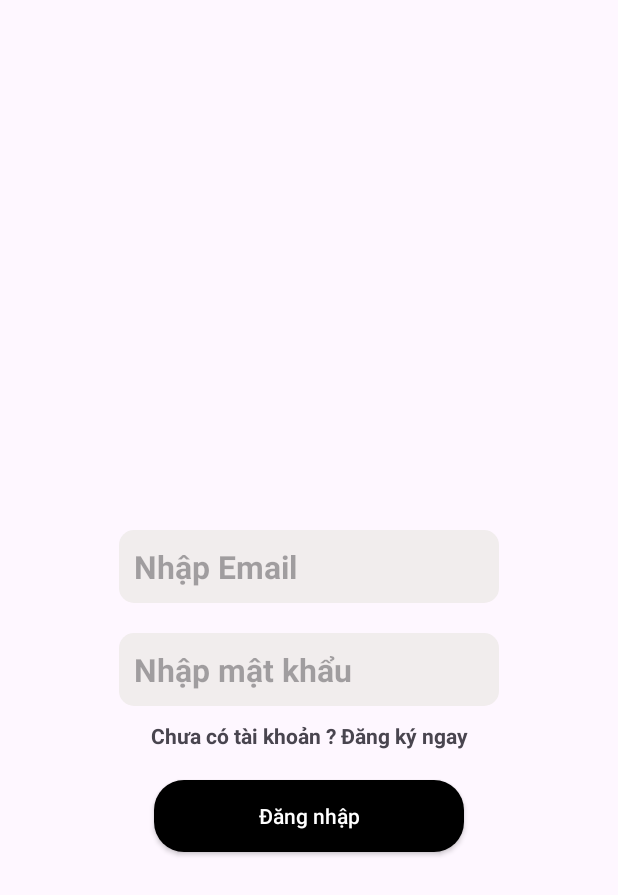
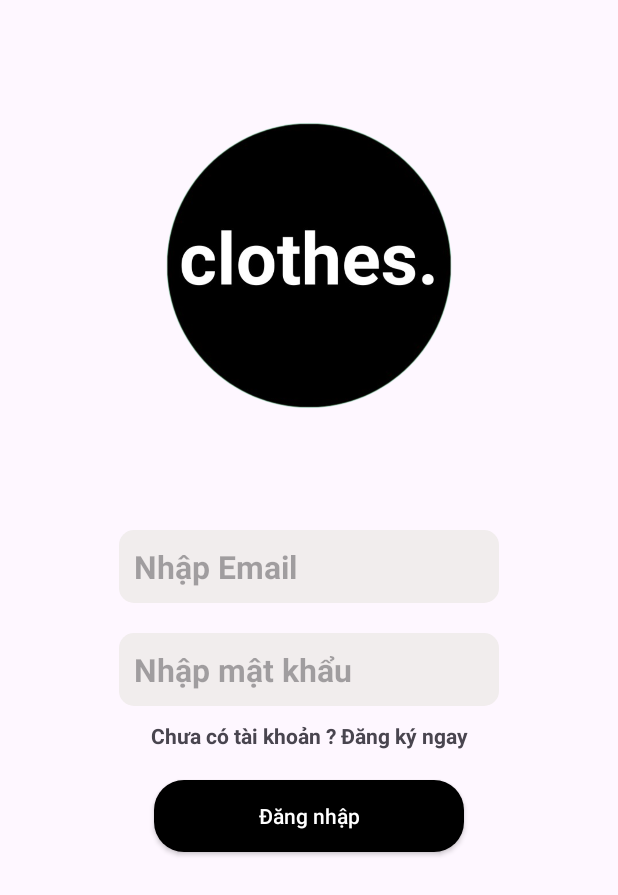
Before and after one commit to thanhhuydoan2002/Clothes_Store, an Android app: the screen it shows after launch (MainActivity), on a phone screen of 412 x 824 dp. Shown: the top 895 px of the screen. Run offline under Robolectric (Android 15) with nearby library versions, the phone set to English and light mode, and no system bars; our stand-ins replace Firebase (no records; nobody signed in at launch, a user with empty details on screens opened directly), navigation-ui.

Commit message:
logo updated

```diff
--- a/app/src/main/java/com/example/tools_store_app/CartFragment.kt
+++ b/app/src/main/java/com/example/tools_store_app/CartFragment.kt
@@ -10,8 +10,8 @@ import android.view.View
 import androidx.fragment.app.Fragment
 import androidx.navigation.Navigation
 import androidx.recyclerview.widget.LinearLayoutManager
+import com.example.tools_store_app.databinding.CartFragmentBinding
 import com.example.tools_store_app.rvadapters.CartAdapter
-import com.example.tools_store_app.databinding.CartFragmentBinding
 import com.google.firebase.auth.FirebaseAuth
 import com.google.firebase.firestore.ktx.firestore
 import com.google.firebase.firestore.ktx.toObject
--- a/app/src/main/java/com/example/tools_store_app/DetailsFragment.kt
+++ b/app/src/main/java/com/example/tools_store_app/DetailsFragment.kt
@@ -75,7 +75,7 @@ class DetailsFragment : Fragment(R.layout.product_details_fragment), SizeOnClick
                             orderName = products.name!!
                             orderPrice = products.price!!
 
-                            binding.tvDetailsProductPrice.text = "${products.price}VND"
+                            binding.tvDetailsProductPrice.text = "${products.price} VND"
                             binding.tvDetailsProductName.text = "${products.brand} ${products.name}"
                             binding.tvDetailsProductDescription.text = products.description
                         }
--- a/app/src/main/java/com/example/tools_store_app/rvadapters/LikeAdapter.kt
+++ b/app/src/main/java/com/example/tools_store_app/rvadapters/LikeAdapter.kt
@@ -30,7 +30,7 @@ class LikeAdapter(
     override fun onBindViewHolder(holder: ViewHolder, position: Int) {
         val currentItem = list[position]
         holder.binding.tvNameTeeDisplayItem.text = "${currentItem.brand} ${currentItem.name}"
-        holder.binding.tvPriceTeeDisplayItem.text = "${currentItem.price}VND"
+        holder.binding.tvPriceTeeDisplayItem.text = "${currentItem.price} VND"
         holder.binding.btnLike.backgroundTintList = ColorStateList.valueOf(Color.RED)
 
 
--- a/app/src/main/java/com/example/tools_store_app/rvadapters/TeeDisplayAdapter.kt
+++ b/app/src/main/java/com/example/tools_store_app/rvadapters/TeeDisplayAdapter.kt
@@ -31,7 +31,7 @@ class TeeDisplayAdapter(
     override fun onBindViewHolder(holder: ViewHolder, position: Int) {
         val currentItem = list[position]
         holder.binding.tvNameTeeDisplayItem.text = "${currentItem.brand} ${currentItem.name}"
-        holder.binding.tvPriceTeeDisplayItem.text = "${currentItem.price}VND"
+        holder.binding.tvPriceTeeDisplayItem.text = "${currentItem.price} VND"
 
 
         Glide
--- a/app/src/main/res/layout/login_fragment.xml
+++ b/app/src/main/res/layout/login_fragment.xml
@@ -5,6 +5,18 @@
     android:layout_width="match_parent"
     android:layout_height="match_parent">
 
+
+    <ImageView
+        android:id="@+id/logo"
+        android:layout_width="wrap_content"
+        android:layout_height="wrap_content"
+        android:scaleType="fitCenter"
+        android:src="@drawable/logo"
+        android:padding="110dp"
+        app:layout_constraintTop_toTopOf="parent"
+        app:layout_constraintBottom_toTopOf="@id/etEmailLogin"
+        app:layout_constraintEnd_toEndOf="@id/guideline4"
+        app:layout_constraintStart_toStartOf="@id/guideline3" />
 
     <EditText
         android:id="@+id/etEmailLogin"
```
Also changed, not shown: app/src/main/java/com/example/tools_store_app/rvadapters/CartAdapter.kt (+5 -5 lines), app/src/main/res/layout/register_fragment.xml (+13 -0 lines), app/src/main/res/menu/bnv_items.xml (+4 -4 lines), app/src/main/res/drawable/logo.png (added).
